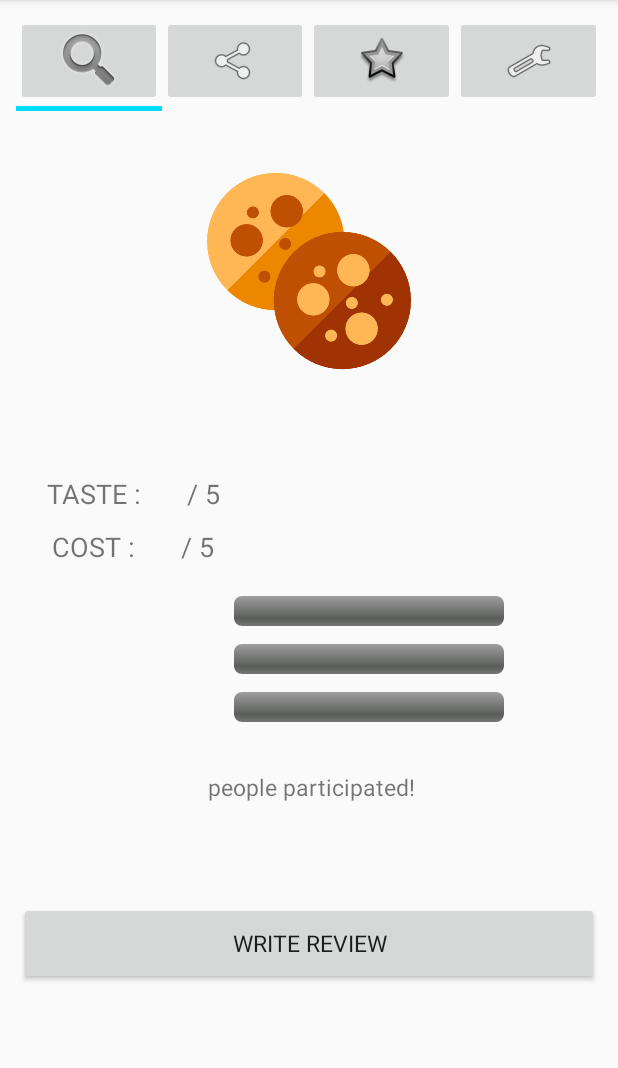
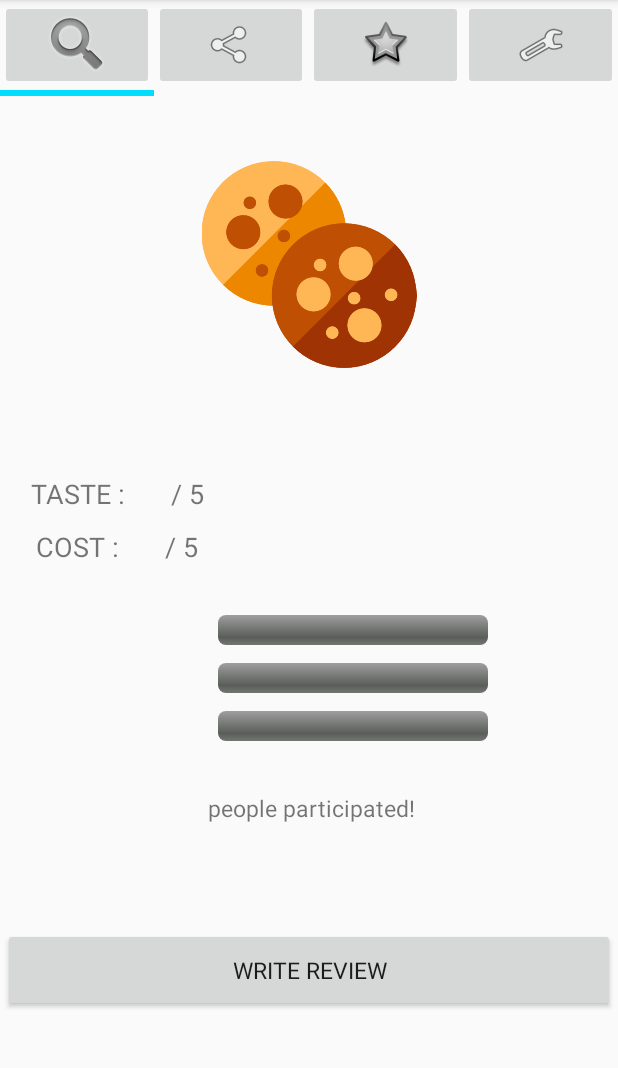
Before and after one commit to pencaty/SNACKKING, an Android app: the Snack_Info screen opened directly, with no data from a screen before it, on a phone screen of 412 x 824 dp, the part 84-1152 px from its top. Run offline under Robolectric (Android 15) with nearby library versions, the phone set to English and light mode, and no system bars; 32 statements that could not run were skipped.

Commit message:
modify gap
modify gap

```diff
--- a/app/src/main/res/layout/activity_login.xml
+++ b/app/src/main/res/layout/activity_login.xml
@@ -5,6 +5,7 @@
     android:layout_height="match_parent"
     android:orientation="vertical"
     android:weightSum="100"
+    android:fontFamily="@font/my_font_family"
     tools:context=".Login">
 
     <TextView
--- a/app/src/main/res/layout/activity_snack_info.xml
+++ b/app/src/main/res/layout/activity_snack_info.xml
@@ -5,9 +5,8 @@
     android:layout_width="match_parent"
     android:layout_height="match_parent"
     android:orientation="vertical"
-    android:layout_margin="5dp"
-    android:padding="5dp"
     android:weightSum="100"
+    android:fontFamily="@font/my_font_family"
     tools:context=".Snack_Info">
 
     <LinearLayout
@@ -185,7 +184,7 @@
     <LinearLayout
         android:layout_width="match_parent"
         android:layout_height="wrap_content"
-        android:layout_weight="2">
+        android:layout_weight="5">
     </LinearLayout>
 
     <LinearLayout
--- a/app/src/main/res/layout/activity_snack_review.xml
+++ b/app/src/main/res/layout/activity_snack_review.xml
@@ -6,6 +6,7 @@
     android:layout_height="match_parent"
     android:orientation="vertical"
     android:weightSum="100"
+    android:fontFamily="@font/my_font_family"
     tools:context=".Snack_Review">
 
     <LinearLayout
--- a/app/src/main/res/layout/listview_achievement.xml
+++ b/app/src/main/res/layout/listview_achievement.xml
@@ -2,6 +2,7 @@
 <LinearLayout xmlns:android="http://schemas.android.com/apk/res/android"
     android:orientation="horizontal"
     android:layout_width="match_parent"
+    android:fontFamily="@font/my_font_family"
     android:layout_height="100dp">
 
     <ImageView
```
